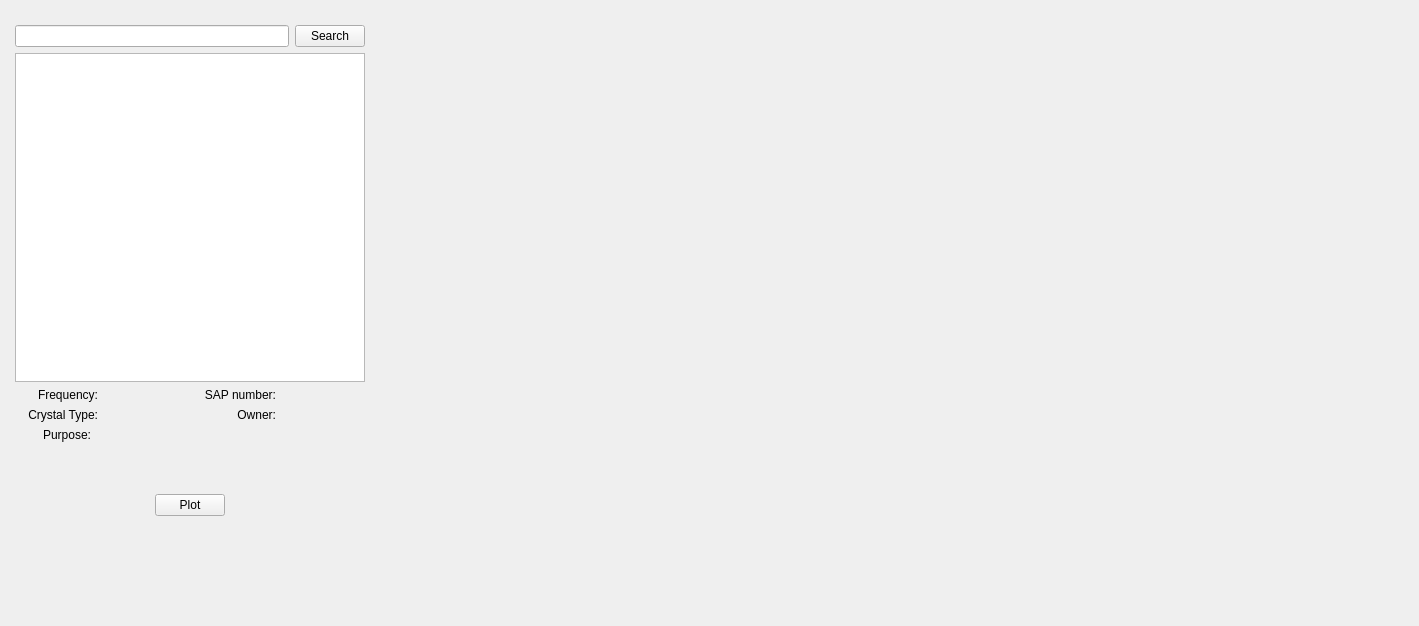
First picture: the form in 2.ui, repository nickas101/LTA_results, before the edit.
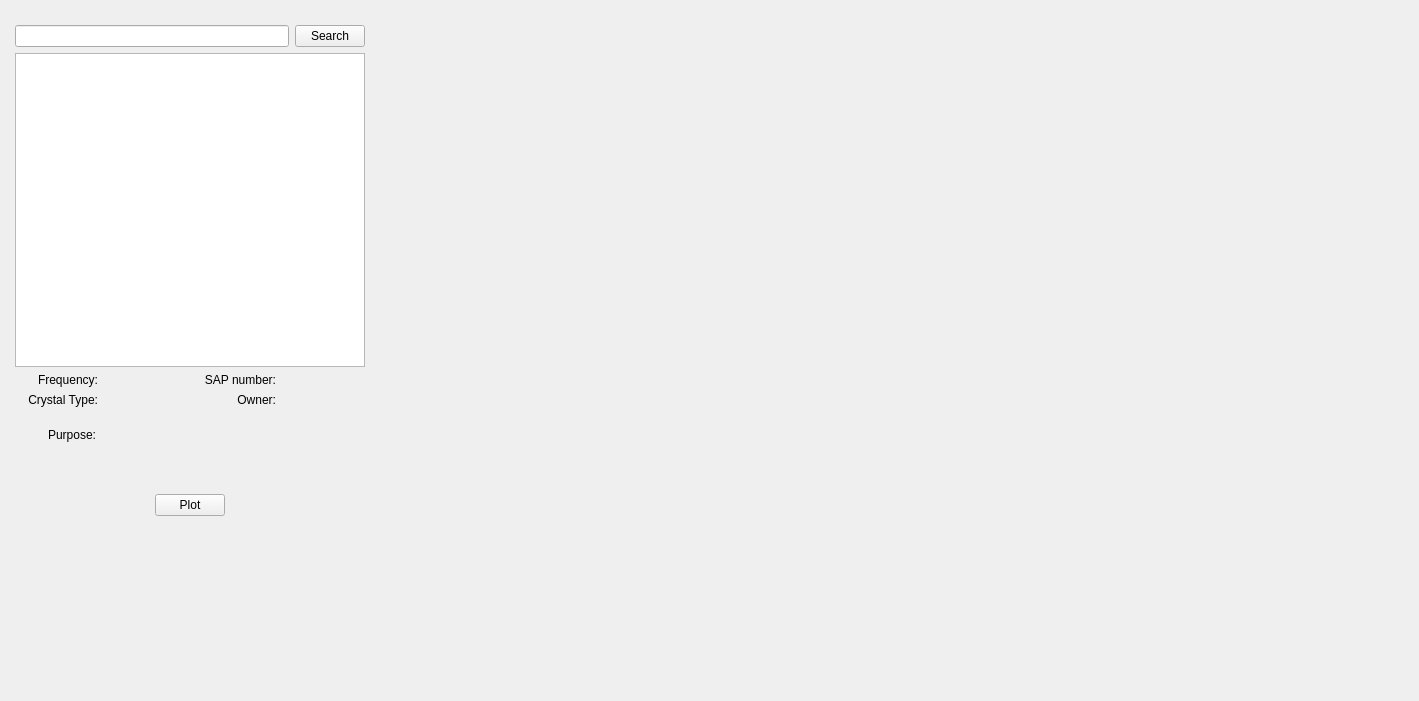
Second picture: the form after the edit.

Patch:
```diff
--- a/2.ui
+++ b/2.ui
@@ -7,7 +7,7 @@
     <x>0</x>
     <y>0</y>
     <width>1419</width>
-    <height>626</height>
+    <height>701</height>
    </rect>
   </property>
   <property name="windowTitle">
@@ -277,15 +277,16 @@
        </layout>
       </item>
       <item>
-       <layout class="QHBoxLayout" name="horizontalLayout_4">
+       <layout class="QHBoxLayout" name="horizontalLayout_5">
+        <property name="topMargin">
+         <number>15</number>
+        </property>
+        <item>
+         <layout class="QVBoxLayout" name="verticalLayout">
+          <item>
+           <layout class="QHBoxLayout" name="horizontalLayout_6">
         <item>
          <widget class="QLabel" name="label100">
-          <property name="sizePolicy">
-           <sizepolicy hsizetype="Expanding" vsizetype="Preferred">
-            <horstretch>0</horstretch>
-            <verstretch>0</verstretch>
-           </sizepolicy>
-          </property>
           <property name="maximumSize">
            <size>
             <width>68</width>
@@ -311,7 +312,7 @@
           <property name="maximumSize">
            <size>
             <width>250</width>
-            <height>100</height>
+                <height>250</height>
            </size>
           </property>
           <property name="text">
@@ -324,6 +325,10 @@
            <bool>true</bool>
           </property>
          </widget>
+            </item>
+           </layout>
+          </item>
+         </layout>
         </item>
        </layout>
       </item>
```
Lines whose indentation alone changed are shown as unchanged.
